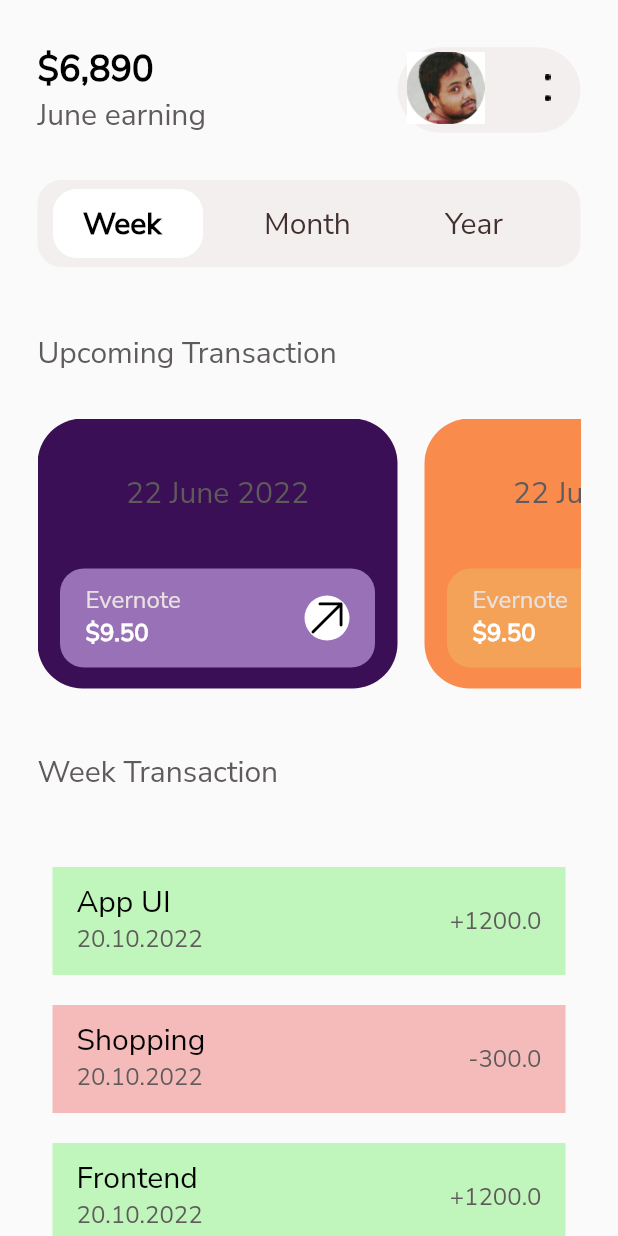
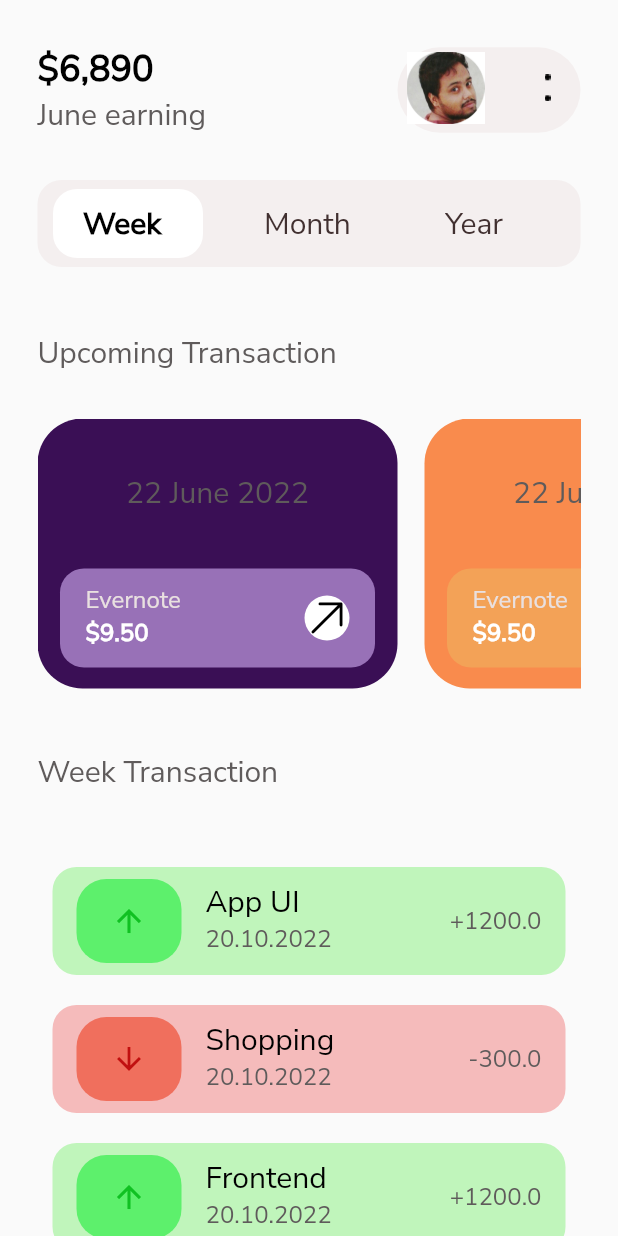
Before and after one commit to marufrobin/financial_managment_app, a Flutter app: the screen it shows after launch, on a phone screen of 412 x 824 dp. Run offline on Flutter 3.47's test engine with Material 2 defaults, Android fonts, the phone set to English and light mode, and no system bars; our stand-ins replace flutter_svg.

Commit message:
List View Done

```diff
--- a/lib/Screen/home_page.dart
+++ b/lib/Screen/home_page.dart
@@ -97,6 +97,26 @@ class HomePage extends StatelessWidget {
                       return Container(
                         margin: EdgeInsets.all(10),
                         child: ListTile(
+                          shape: RoundedRectangleBorder(
+                              borderRadius: BorderRadius.circular(16)),
+                          leading: Container(
+                            height: 60,
+                            width: 70,
+                            decoration: BoxDecoration(
+                                borderRadius: BorderRadius.circular(20),
+                                color: myList[index].price! > 0
+                                    ? Color(0xff5DF06C)
+                                    : Color(0xffF06F5D)),
+                            child: myList[index].price! > 0
+                                ? Icon(
+                                    Icons.arrow_upward,
+                                    color: Color(0xff10C122),
+                                  )
+                                : Icon(
+                                    Icons.arrow_downward,
+                                    color: Color(0xffC11010),
+                                  ),
+                          ),
                           title: Text(
                             "${myList[index].title}",
                             style: textStyle(size: 20, clr: Colors.black),
```
